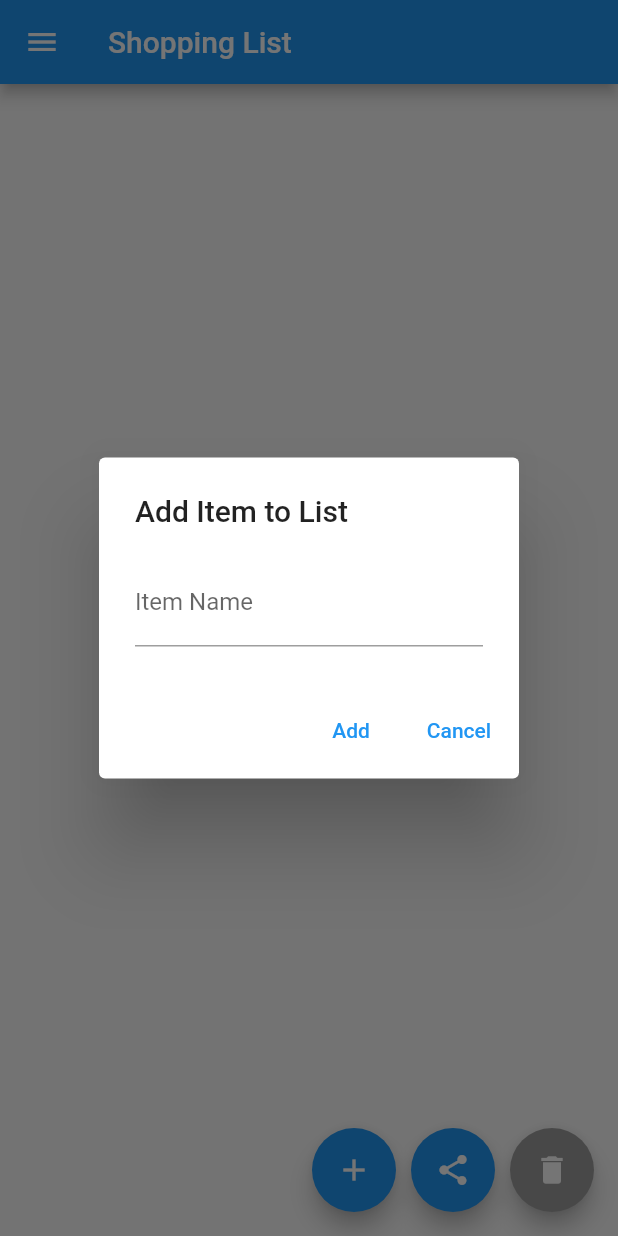
After one commit to brunoeduf1/MarketList, a Flutter app: the screen it shows after launch, after a tap on the "add" icon, on a phone screen of 412 x 824 dp. The commit adds this screen. Run offline on Flutter 3.47's test engine with Material 2 defaults, Android fonts, the phone set to English and light mode, and no system bars; our stand-ins replace firebase_core, firebase_messaging, flutter_local_notifications; missing offline and left inert: whatsapp_share; accounts and stored records are empty.

```diff
--- /dev/null
+++ b/market_list_app/lib/firebase_message_provider.dart
@@ -0,0 +1,32 @@
+import 'package:firebase_messaging/firebase_messaging.dart';
+import 'package:flutter/material.dart';
+import 'package:market_list_app/notification.dart';
+
+class NotificationListenerProvider {
+  final _firebaseMessaging = FirebaseMessaging.instance.getInitialMessage();
+
+  void getMessage(BuildContext context) {
+    print("dkfjkdfjkdfjdfdfd :::::::::::::::::::::::::::");
+    FirebaseMessaging.onMessage.listen((RemoteMessage event) {
+      RemoteNotification notification = event.notification!;
+
+      print(":::::::::::::::::::::::::::: $notification");
+
+      // AppleNotification apple = event.notification!.apple!;
+      AndroidNotification androidNotification = event.notification!.android!;
+
+      ///Show local notification
+      sendNotification(title: notification.title!, body: notification.body);
+
+      ///Show Alert dialog
+      showDialog(
+          context: context,
+          builder: (context) {
+            return AlertDialog(
+              title: Text(notification.title!),
+              content: Text(notification.body!),
+            );
+          });
+        });
+  }
+}
--- /dev/null
+++ b/market_list_app/lib/pages/home_page.dart
@@ -0,0 +1,220 @@
+import 'package:firebase_messaging/firebase_messaging.dart';
+import 'package:flutter/material.dart';
+import 'package:whatsapp_share/whatsapp_share.dart';
+
+import '../firebase_message_provider.dart';
+
+class HomePage extends StatefulWidget {
+  const HomePage({super.key});
+
+  @override
+  _ShoppingListState createState() => _ShoppingListState();
+}
+
+class ShoppingItem {
+  String name;
+  bool isBought;
+  ShoppingItem(this.name, this.isBought);
+}
+
+class _ShoppingListState extends State<HomePage> {
+
+  final List<ShoppingItem> _items = [];
+  final List<ShoppingItem> _selectedItems = [];
+
+  FirebaseMessaging _firebaseMessaging = FirebaseMessaging.instance;
+
+  @override
+  void initState() {
+    super.initState();
+    NotificationListenerProvider().getMessage(context);
+    print("dkfkdfkdjfdkfdfdfdfd");
+    getToken();
+  }
+
+  void getToken() async {
+    final token = await _firebaseMessaging.getToken();
+    print("dlllllllllllllllll $token");
+  }
+
+  void _toggleItemBoughtStatus(int index) {
+    setState(() {
+      _items[index].isBought = !_items[index].isBought;
+    });
+  }
+
+  void _toggleItemSelectedStatus(int index) {
+    setState(() {
+      if (_selectedItems.contains(_items[index])) {
+        _selectedItems.remove(_items[index]);
+      } else {
+        _selectedItems.add(_items[index]);
+      }
+    });
+  }
+
+  void _deleteSelectedItems() {
+    setState(() {
+      _items.removeWhere((item) => _selectedItems.contains(item));
+      _selectedItems.clear();
+    });
+  }
+
+  void _addItemToList(String itemName) {
+    setState(() {
+      _items.add(ShoppingItem(itemName, false));
+    });
+  }
+
+  Future<void> _share() async {
+    await WhatsappShare.share(
+      text: 'Whatsapp share text',
+      linkUrl: 'https://flutter.dev/',
+      phone: '911234567890',
+    );
+  }
+
+  void _editItem(int index) async {
+    String editedName = '';
+    showDialog(
+      context: context,
+      builder: (BuildContext context) {
+        String newName = _items[index].name;
+        return AlertDialog(
+          title: const Text('Item edit'),
+          content: TextField(
+            controller: TextEditingController(text: newName),
+            onChanged: (value) {
+              newName = value;
+            },
+          ),
+          actions: [
+            TextButton(
+              onPressed: () {
+                if (newName.isNotEmpty) {
+                  setState(() {
+                    _items[index].name = newName;
+                  });
+                }
+                Navigator.of(context).pop();
+              },
+              child: const Text('Save'),
+            ),
+            TextButton(
+              onPressed: () {
+                Navigator.of(context).pop();
+              },
+              child: const Text('Cancel'),
+            ),
+          ],
+        );
+      },
+    );
+
+    if (editedName.isNotEmpty) {
+      setState(() {
+        _items[index] = ShoppingItem(editedName, false);
+      });
+    }
+  }
+
+  void _showAddItemDialog() {
+    String itemName = '';
+
+    showDialog(
+      context: context,
+      builder: (context) {
+        return AlertDialog(
+          title: const Text('Add Item to List'),
+          content: TextField(
+            onChanged: (value) {
+              itemName = value;
+            },
+            decoration: const InputDecoration(labelText: 'Item Name'),
+          ),
+          actions: [
+            TextButton(
+              onPressed: () {
+                if (itemName.isNotEmpty) {
+                  _addItemToList(itemName);
+                }
+                Navigator.of(context).pop();
+              },
+              child: const Text('Add'),
+            ),
+            TextButton(
+              onPressed: () {
+                Navigator.of(context).pop();
+              },
+              child: const Text('Cancel'),
+            ),
+          ],
+        );
+      },
+    );
+  }
+
+  @override
+  Widget build(BuildContext context) {
+    return Scaffold(
+      appBar: AppBar(
+        title: const Text('Shopping List'),
+      ),
+      drawer: const Drawer(),
+      body: ListView.separated(
+        itemCount: _items.length,
+        separatorBuilder: (context, index) => const Divider(height: 1, color: Colors.grey),
+        itemBuilder: (context, index) {
+          final item = _items[index];
+          final isSelected = _selectedItems.contains(item);
+
+          return ListTile(
+            leading: Checkbox(
+              value: isSelected,
+              onChanged: (_) => _toggleItemSelectedStatus(index),
+            ),
+            title: Text(
+              item.name,
+              style: TextStyle(
+                color: item.isBought ? Colors.red : null,
+                decoration: item.isBought ? TextDecoration.lineThrough : null,
+              ),
+            ),
+            trailing: IconButton(
+              icon: const Icon(Icons.edit),
+              onPressed: () {
+                _editItem(index);
+              },
+            ),
+            onTap: () => _toggleItemBoughtStatus(index),
+          );
+        },
+      ),
+      floatingActionButton: Row(
+        mainAxisAlignment: MainAxisAlignment.end,
+        crossAxisAlignment: CrossAxisAlignment.end,
+        children: [
+          FloatingActionButton(
+            onPressed: _showAddItemDialog,
+            child: const Icon(Icons.add),
+          ),
+          const SizedBox(width: 10),
+          FloatingActionButton(
+            onPressed: () {
+              setState(() {
+                _share();
+              });
+              },
+            child: const Icon(Icons.share),
+          ),
+          const SizedBox(width: 10),
+          FloatingActionButton(
+            onPressed: _selectedItems.isNotEmpty ? _deleteSelectedItems : null,
+            backgroundColor: _selectedItems.isNotEmpty ? Colors.red : Colors.grey,
+            child: const Icon(Icons.delete),
+          ),
+        ],
+      ),
+    );
+  }
+}
--- a/market_list_app/pubspec.yaml
+++ b/market_list_app/pubspec.yaml
@@ -41,6 +41,11 @@ dependencies:
   path_provider: ^2.0.15
   firebase_core: ^2.15.0
   firebase_messaging: ^14.4.0
+  sqflite: ^2.3.0
+  path: ^1.8.3
+  overlay_support: ^1.0.0
+  firebase_analytics: ^10.4.4
+  flutter_local_notifications: ^9.2.0
 
 dev_dependencies:
   flutter_test:
```
Also changed, not shown: market_list_app/lib/main.dart (+19 -226 lines), market_list_app/lib/notification.dart (added, +44 -0 lines), market_list_app/pubspec.lock, 4 other files.
